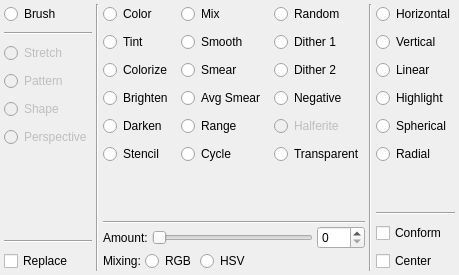
Old version of the form src/drawmodetool.ui in the repository Vesuri/excellence.
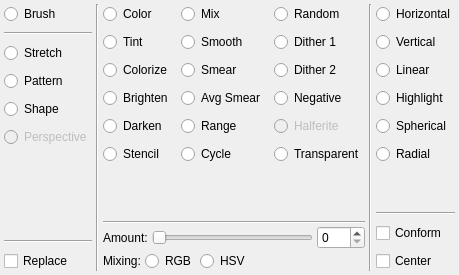
New version of the form.

The edit to the form file:
```diff
--- a/src/drawmodetool.ui
+++ b/src/drawmodetool.ui
@@ -44,7 +44,7 @@
      <item>
       <widget class="QRadioButton" name="stretchStub">
        <property name="enabled">
-        <bool>false</bool>
+        <bool>true</bool>
        </property>
        <property name="toolTip">
         <string>Brush fill mode</string>
@@ -57,7 +57,7 @@
      <item>
       <widget class="QRadioButton" name="patternStub">
        <property name="enabled">
-        <bool>false</bool>
+        <bool>true</bool>
        </property>
        <property name="toolTip">
         <string>Brush fill mode</string>
@@ -70,7 +70,7 @@
      <item>
       <widget class="QRadioButton" name="shapeStub">
        <property name="enabled">
-        <bool>false</bool>
+        <bool>true</bool>
        </property>
        <property name="toolTip">
         <string>Brush fill mode</string>
```
Left out of the diff: 18 changed lines with no effect on the pictures.
